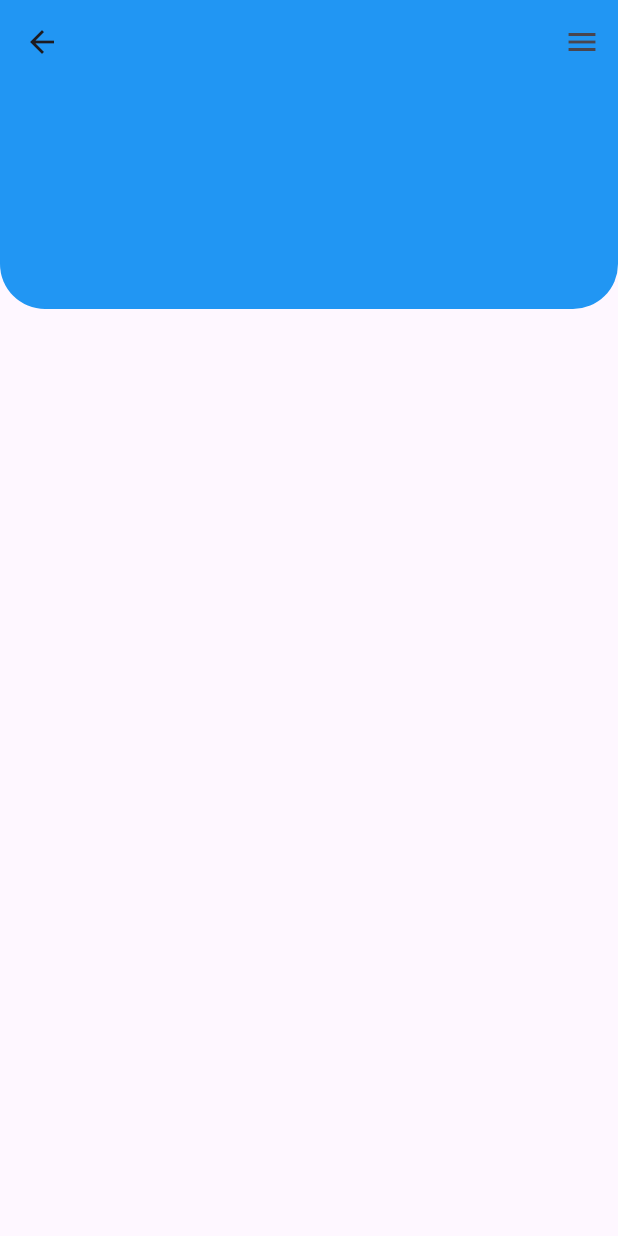
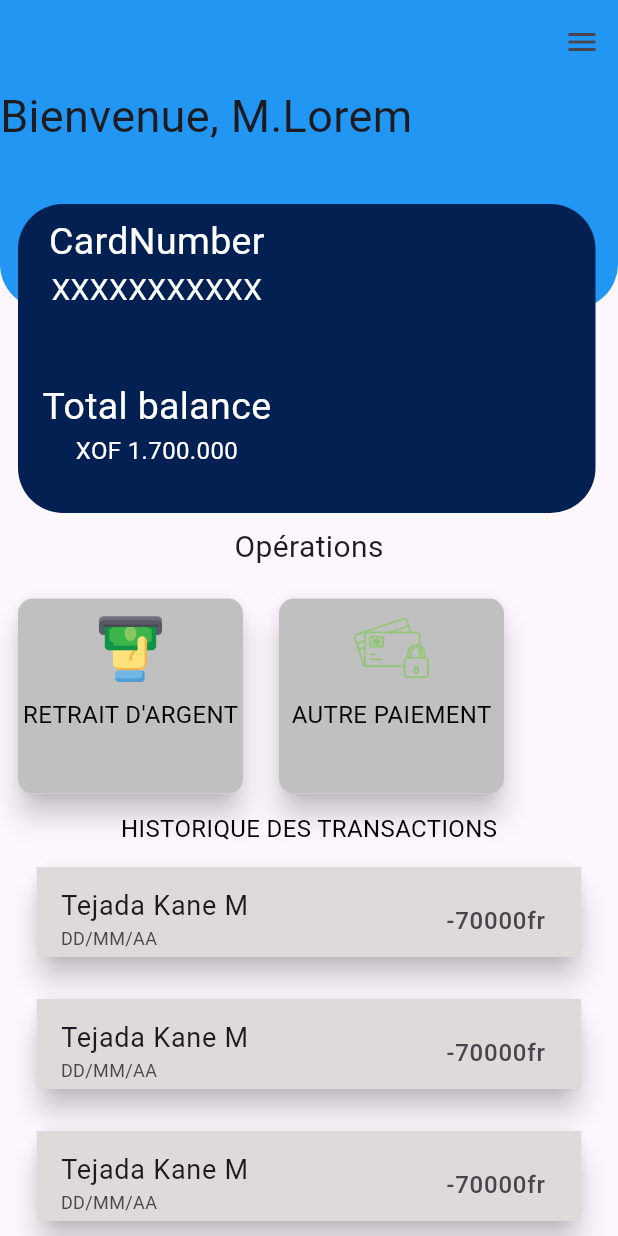
Before and after one commit to Manouz/SOABanqueMobile, a Flutter app: the AccueilPage screen opened directly, on a phone screen of 412 x 824 dp. Run offline on Flutter 3.47's test engine with Material 2 defaults, Android fonts, the light colour scheme and no system bars; our stand-ins replace firebase_auth, firebase_core; accounts and stored records are empty.

Commit message:
mon dernier commit

```diff
--- a/lib/screens/acceuil.dart
+++ b/lib/screens/acceuil.dart
@@ -1,4 +1,6 @@
 import 'package:flutter/material.dart';
+import 'package:soabanque/widgets/mesWidget.dart';
+// import 'package:flutter_credit_card/flutter_credit_card.dart';
 
 class AccueilPage extends StatefulWidget {
   const AccueilPage({super.key});
@@ -13,12 +15,13 @@ class _AccueilPageState extends State<AccueilPage> {
     return Scaffold(
       appBar: AppBar(
          backgroundColor: Colors.blue,
+         automaticallyImplyLeading: false,
       ),
       endDrawer: Drawer(
          width: 214,
          child: ListView(
           children: [
-            DrawerHeader(
+            const DrawerHeader(
               decoration: BoxDecoration(
                 color: Colors.teal,
                  borderRadius: BorderRadius.only(
@@ -41,62 +44,142 @@ class _AccueilPageState extends State<AccueilPage> {
               )
               ),
               ListTile(
-                leading: CircleAvatar(
+                leading: const CircleAvatar(
                   radius: 15,
                   backgroundImage: AssetImage('assets/Icons/operation.png'),
                 ),
-                title: TextButton(onPressed: (){},child: Text('Opérations', style: TextStyle(fontSize: 15, color: Colors.black),) ),
+                title: TextButton(
+                  onPressed: (){},
+                  child: const Text(
+                    'Opérations',
+                    style: TextStyle(
+                      fontSize: 15,
+                      color: Colors.black),) ),
 
               ),
-              Divider(),
+              const Divider(),
                ListTile(
-                leading: CircleAvatar(
+                leading: const CircleAvatar(
                   radius: 15,
                   backgroundImage: AssetImage('assets/Icons/retrait.png'),
                 ),
-                title: TextButton(onPressed: (){},child: Text("retrait d'argent", style: TextStyle(fontSize: 15, color: Colors.black),)),
+                title: TextButton(
+                  onPressed: (){},
+                  child: const Text(
+                    "retrait d'argent",
+                    style: TextStyle(
+                      fontSize: 15,
+                      color: Colors.black),)),
 
               ),
-              Divider(),
+              const Divider(),
                ListTile(
-                leading: CircleAvatar(
+                leading: const CircleAvatar(
                   radius: 15,
                   backgroundImage: AssetImage('assets/Icons/paiement.png'),
                 ),
-                title: TextButton(onPressed: (){},child: Text('Autres paiements', style: TextStyle(fontSize: 15, color: Colors.black),) ),
+                title: TextButton(
+                  onPressed: (){},
+                  child: const Text(
+                    'Autres paiements',
+                  style: TextStyle(
+                     fontSize: 15,
+                     color: Colors.black),) ),
               ),
-              Divider(),
+              const Divider(),
+               ListTile(
+                leading: const CircleAvatar(
+                  radius: 15,
+                  backgroundImage: AssetImage('assets/Icons/paiement.png'),
+                ),
+                title: TextButton(
+                  onPressed: (){},
+                  child: const Text(
+                    'Conventions',
+                    style: TextStyle(
+                      fontSize: 15,
+                      color: Colors.black),
+                      ) ),
+              ),
 
           ],
          ),
-        //  child: ListView(
-        //   children: [
-        //    Container(
-        //     width: 214,
-        //     height: 143,
-        //     decoration: BoxDecoration(
-        //        color: Colors.blue,
-        //        borderRadius: BorderRadius.only(
-        //          bottomLeft: Radius.circular(30),
-        //          bottomRight: Radius.circular(30)
-        //        ),
-        //     ),
-        //    )
-        //   ],
-        //  ),
 
 
       ),
-      body: Container(
+      body: SingleChildScrollView(
+        child: Column(
+          children: [
+            Stack(
+              children:[
+                 Container(
                 width: 500,
                 height: 150,
-        decoration: BoxDecoration(
+                decoration: const BoxDecoration(
                   color: Colors.blue,
                  borderRadius: BorderRadius.only(
                   bottomLeft: Radius.circular(30),
                   bottomRight: Radius.circular(30)
-         )
+                 ),
+                ),
+                child: const Text(
+                  'Bienvenue, M.Lorem',
+                  style: TextStyle(
+                  fontSize: 30,
+                ),),
+              ),
+              Container(
+                width: 385,
+                height: 206,
+                margin: const EdgeInsets.only(left: 12, top: 80),
+                decoration: BoxDecoration(
+                  color: const Color.fromARGB(255, 3, 32, 83),
+                  borderRadius: BorderRadius.circular(30),
+                ),
+                child: const Padding(
+                  padding:  EdgeInsets.only(right: 200, top: 7),
+                  child: Column(
+                    children: [
+                      TextWidget(
+                        title: 'CardNumber', color: Colors.white, size: 25,
+                      ),
+                      TextWidget(
+                        title: 'XXXXXXXXXXX', color: Colors.white, size: 20,
+                      ),
+                      SizedBox(height: 45,),
+                       TextWidget(
+                        title: 'Total balance', color: Colors.white, size: 25,
+                      ),
+                      TextWidget(
+                        title: 'XOF 1.700.000', color: Colors.white, size: 16,
+                      ),
+                    ],
+                  ),
+                ),
 
+              ),
+
+              ]
+            ),
+            const Padding(
+              padding: EdgeInsets.all(8.0),
+              child: Text('Opérations', style: TextStyle(fontSize: 20),),
+            ),
+           Row(
+            children: [
+              operation(image: Image.asset("assets/Icons/retrait.png"), text: 'RETRAIT D\'ARGENT',),
+              operation(image: Image.asset("assets/Icons/paiement.png"), text: 'AUTRE PAIEMENT',),
+            ],
+           ),
+            TextWidget(title: 'HISTORIQUE DES TRANSACTIONS', color: Colors.black, size: 16,),
+
+            history(),
+            history(),
+            history(),
+            history(),
+
+
+          ],
         ),
       ),
     );
--- /dev/null
+++ b/lib/widgets/mesWidget.dart
@@ -0,0 +1,99 @@
+import 'package:flutter/material.dart';
+
+class TextWidget extends StatelessWidget {
+  const TextWidget({
+    super.key, required this.color, required this.size, required this.title,
+  });
+  final Color color;
+  final double size;
+  final String title;
+
+
+  @override
+  Widget build(BuildContext context) {
+    return Text(
+      title,
+     style: TextStyle(
+      fontSize: size,
+      color: color),
+      );
+  }
+}
+
+
+class operation extends StatelessWidget {
+  const operation({
+    super.key, required this.text, required this.image,
+  });
+  final String text;
+  final Image image;
+
+  @override
+  Widget build(BuildContext context) {
+    return Padding(
+      padding: const EdgeInsets.all(8.0),
+      child: Card(
+        elevation: 8,
+        child: InkWell(
+          onTap: (){},
+          child: Container(
+           width: 150,
+           height: 130,
+           decoration: BoxDecoration(
+            color: const Color.fromARGB(255, 193, 192, 192),
+            borderRadius: BorderRadius.circular(10)
+
+           ),
+            child: Column(
+            children: [
+              Padding(
+                padding: const EdgeInsets.all(8.0),
+                child: SizedBox(
+                  width: 50,
+                  height: 50,
+                  child: image,
+                  ),
+
+              ),
+             TextWidget(
+                title: text,
+                color: Colors.black,
+                size: 16,)
+            ],
+           ),
+           ),
+
+        ),
+      ),
+    );
+  }
+}
+
+class history extends StatelessWidget {
+  const history({
+    super.key,
+  });
+
+  @override
+  Widget build(BuildContext context) {
+    return Padding(
+      padding: const EdgeInsets.all(10.0),
+      child: Card(
+        elevation: 8,
+        child: Container(
+             width: 363,
+             height: 60,
+             decoration: const BoxDecoration(
+              color: Color.fromARGB(255, 223, 218, 218),
+             ),
+             child: const ListTile(
+              title: Text('Tejada Kane M', style: TextStyle(fontSize: 18),),
+              trailing: Text('-70000fr', style: TextStyle(fontSize: 16),),
+              subtitle: Text("DD/MM/AA", style: TextStyle(fontSize: 12),),
+
+             ),
+            ),
+      ),
+    );
+  }
+}
--- a/pubspec.yaml
+++ b/pubspec.yaml
@@ -35,6 +35,10 @@ dependencies:
   # The following adds the Cupertino Icons font to your application.
   # Use with the CupertinoIcons class for iOS style icons.
   cupertino_icons: ^1.0.2
+  flutter_credit_card: ^3.0.6
+  firebase_core: ^2.13.0
+  firebase_auth: ^4.6.1
+  provider: ^6.0.5
 
 dev_dependencies:
   flutter_test:
```
Also changed, not shown: lib/data/auth.dart (added, +49 -0 lines), lib/data/landingpage.dart (added, +36 -0 lines), lib/main.dart (+23 -4 lines), lib/screens/connexion.dart (+25 -5 lines), lib/firebase_options.dart (added), pubspec.lock, 6 other files. Lines whose indentation alone changed are shown as unchanged.
